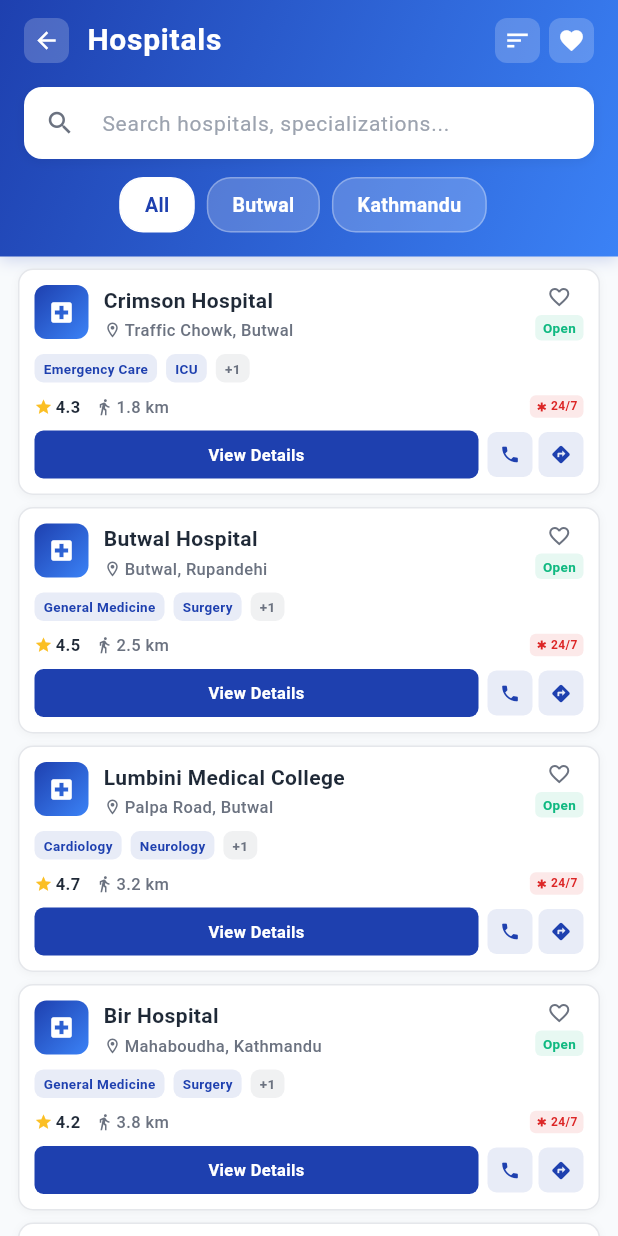
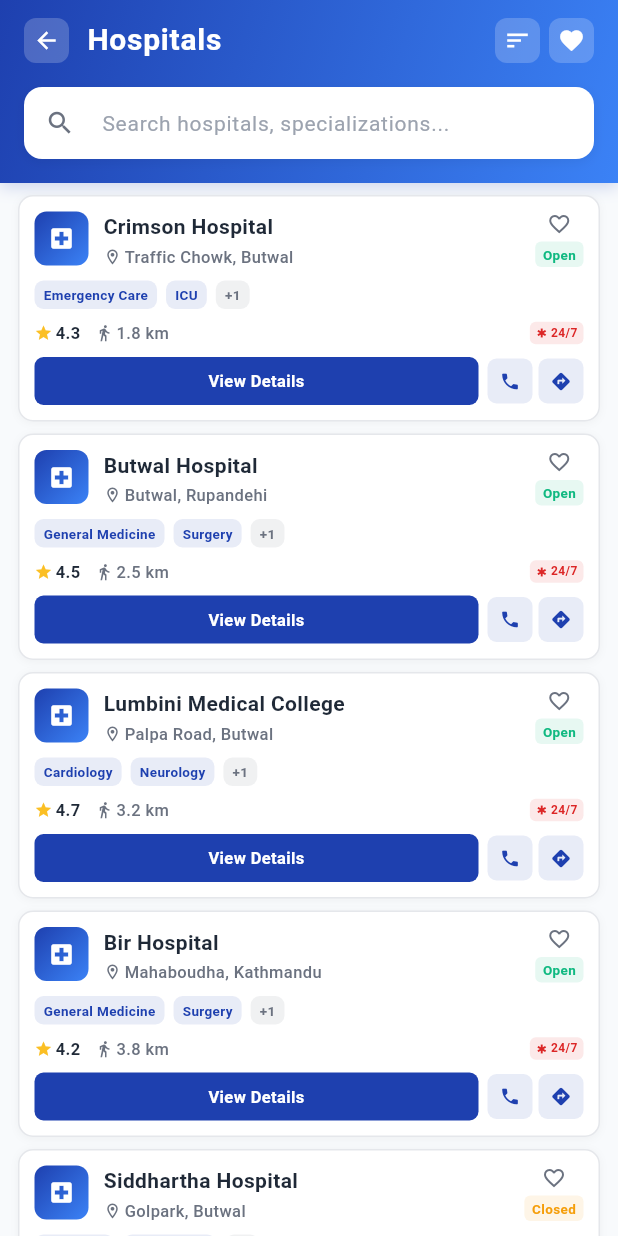
Before and after one commit to CSIT-Association-of-BMC/quadraMinds, a Flutter app: the HospitalScreen screen opened directly, on a phone screen of 412 x 824 dp. Run offline on Flutter 3.47's test engine with Material 3 defaults, Android fonts, the phone set to English and light mode, and no system bars; our stand-ins replace cloud_firestore, firebase_auth, firebase_core, geocoding, geolocator, shared_preferences; accounts and stored records are empty.

Commit message:
hospitalscreen_categories_updated

```diff
--- a/lib/screens/hospital/hospital_screen.dart
+++ b/lib/screens/hospital/hospital_screen.dart
@@ -15,7 +15,6 @@
   late AnimationController _animationController;
   late Animation<double> _fadeAnimation;
 
-  String _selectedCity = 'All';
   String _searchQuery = '';
   String _sortBy = 'distance'; // distance, rating, name
   bool _showFavoritesOnly = false;
@@ -306,12 +305,6 @@
   List<HospitalInfo> get _filteredHospitals {
     List<HospitalInfo> filtered = _hospitals;
 
-    // Filter by city
-    if (_selectedCity != 'All') {
-      filtered =
-          filtered.where((hospital) => hospital.city == _selectedCity).toList();
-    }
-
     // Filter by search query
     if (_searchQuery.isNotEmpty) {
       filtered =
@@ -481,8 +474,6 @@
           ),
           const SizedBox(height: 16),
           _buildSearchBar(),
-          const SizedBox(height: 12),
-          _buildCityFilter(),
         ],
       ),
     );
@@ -538,56 +529,6 @@
             vertical: 12,
           ),
         ),
-      ),
-    );
-  }
-
-  Widget _buildCityFilter() {
-    final cities = ['All', 'Butwal', 'Kathmandu'];
-
-    return SingleChildScrollView(
-      scrollDirection: Axis.horizontal,
-      child: Row(
-        children:
-            cities.map((city) {
-              final isSelected = _selectedCity == city;
-              return GestureDetector(
-                onTap: () {
-                  setState(() {
-                    _selectedCity = city;
-                  });
-                },
-                child: Container(
-                  margin: const EdgeInsets.only(right: 8),
-                  padding: const EdgeInsets.symmetric(
-                    horizontal: 16,
-                    vertical: 8,
-                  ),
-                  decoration: BoxDecoration(
-                    color:
-                        isSelected
-                            ? Colors.white
-                            : Colors.white.withValues(alpha: 0.2),
-                    borderRadius: BorderRadius.circular(16),
-                    border: Border.all(
-                      color:
-                          isSelected
-                              ? Colors.white
-                              : Colors.white.withValues(alpha: 0.3),
-                    ),
-                  ),
-                  child: Text(
-                    city,
-                    style: TextStyle(
-                      color:
-                          isSelected ? const Color(0xFF1E40AF) : Colors.white,
-                      fontSize: 13,
-                      fontWeight: FontWeight.w600,
-                    ),
-                  ),
-                ),
-              );
-            }).toList(),
       ),
     );
   }
```
